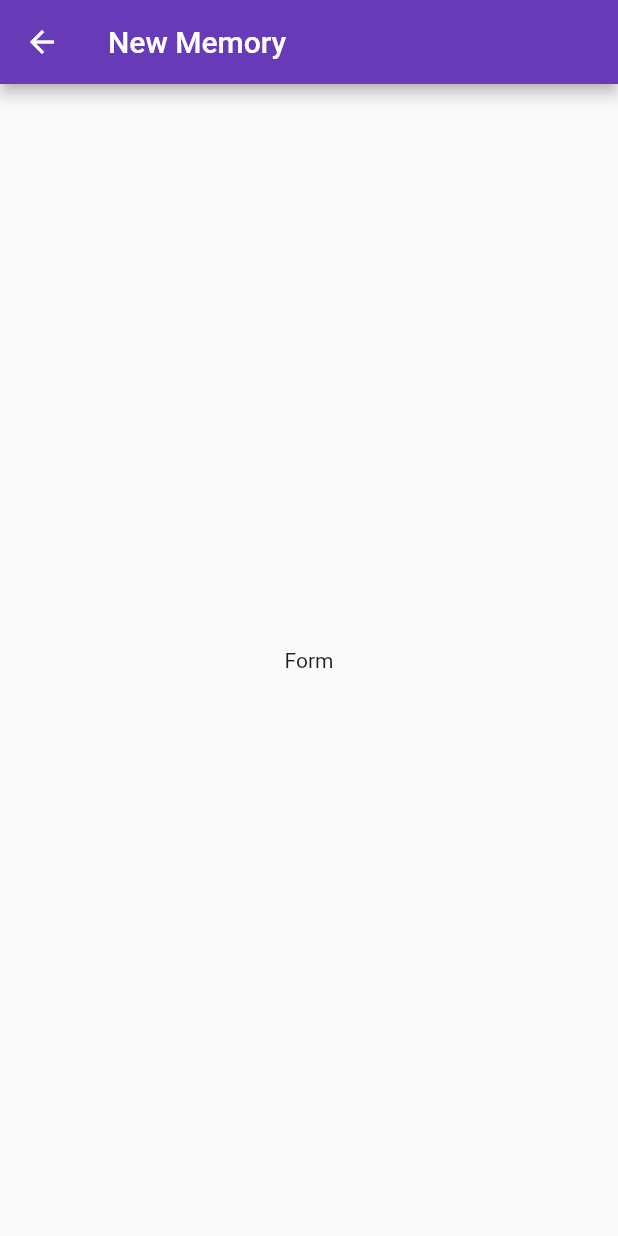
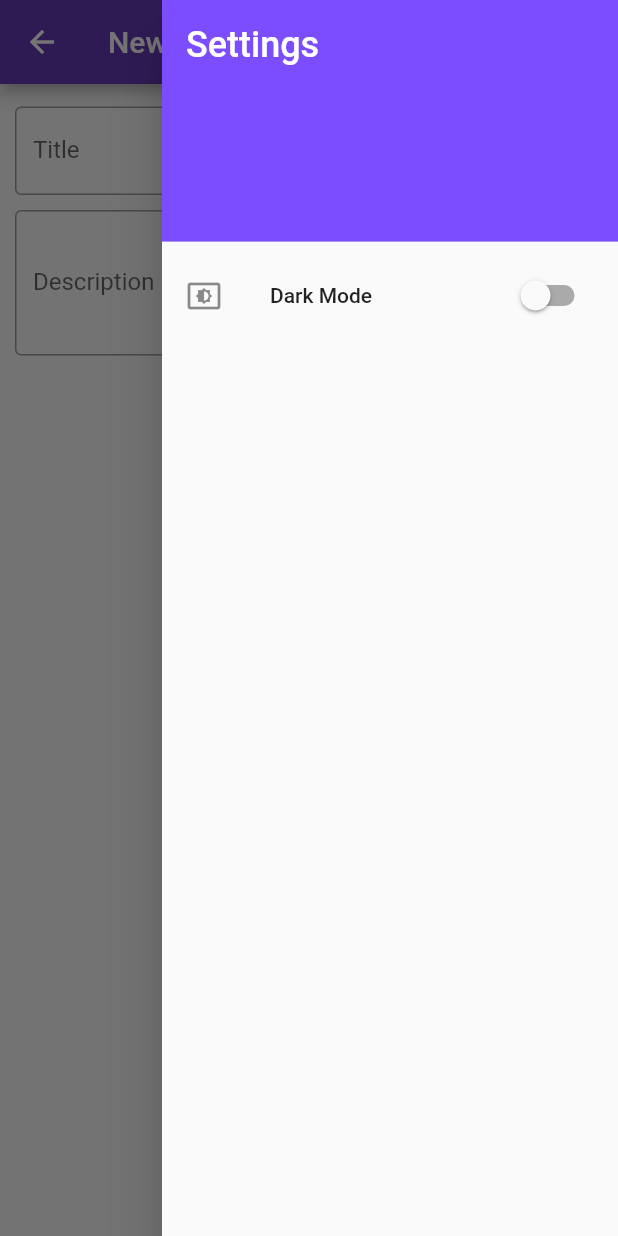
Before and after one commit to jordan-hamilton/paw-prints, a Flutter app: the CreateEntry screen opened by its route, with the side drawer open (before the commit the screen has no drawer), on a phone screen of 412 x 824 dp. Run offline on Flutter 3.47's test engine with Material 2 defaults, Android fonts, the light colour scheme and no system bars.

Commit message:
Add drawer

```diff
--- a/lib/app.dart
+++ b/lib/app.dart
@@ -8,7 +8,7 @@ class App extends StatelessWidget {
   final String title;
 
   static final routes = {
-    EntryList.routeName: (context ) => EntryList(),
+    EntryList.routeName: (context) => EntryList(),
     CreateEntry.routeName: (context) => CreateEntry()
   };
 
@@ -18,7 +18,10 @@ class App extends StatelessWidget {
   Widget build(BuildContext context) {
     return MaterialApp(
       title: title,
-      theme: ThemeData(primarySwatch: Colors.deepPurple),
+      theme: ThemeData(
+        primarySwatch: Colors.deepPurple,
+        accentColor: Colors.deepPurpleAccent
+      ),
       routes: routes,
     );
   }
--- /dev/null
+++ b/lib/components/entry_form.dart
@@ -0,0 +1,83 @@
+import 'package:flutter/material.dart';
+import '../models/entry.dart';
+
+class EntryForm extends StatefulWidget {
+  @override
+  _EntryFormState createState() => _EntryFormState();
+}
+
+class _EntryFormState extends State<EntryForm> {
+
+  final _formKey = GlobalKey<FormState>();
+  final journalEntry = Entry();
+
+  @override
+  Widget build(BuildContext build) {
+    return Padding(
+      padding: const EdgeInsets.all(10),
+      child: Form(
+        key: _formKey,
+        child: SingleChildScrollView(
+          child: Column(
+            mainAxisAlignment: MainAxisAlignment.center,
+            children: formFields(context),
+          ),
+        ),
+      )
+    );
+  }
+
+  List<Widget> formFields(BuildContext context) {
+    return [
+      SizedBox(height: 5),
+      TextFormField(
+        autofocus: true,
+        decoration: InputDecoration(
+          labelText: 'Title',
+          border: OutlineInputBorder()
+        ),
+        onSaved: (value) {
+          journalEntry.title = value;
+        },
+        validator: (value) {
+          if (value.isEmpty) {
+            return 'Please enter a title for this memory.';
+          } else {
+            return null;
+          }
+        },
+      ),
+      SizedBox(height: 10),
+      TextFormField(
+        decoration: InputDecoration(
+          labelText: 'Description',
+          border: OutlineInputBorder()
+        ),
+        onSaved: (value) {
+          journalEntry.description = value;
+        },
+        validator: (value) {
+          if (value.isEmpty) {
+            return 'Please enter a description of this memory.';
+          } else {
+            return null;
+          }
+        },
+        keyboardType: TextInputType.multiline,
+        minLines: 3,
+        maxLines: null
+      ),
+      SizedBox(height: 10),
+      RaisedButton(
+        onPressed: () {
+          if (_formKey.currentState.validate()) {
+            _formKey.currentState.save();
+            print(journalEntry.toString());
+            Navigator.of(context).pop();
+          }
+        },
+        child: Text('Save this memory')
+      )
+    ];
+  }
+}
--- /dev/null
+++ b/lib/components/settings_drawer.dart
@@ -0,0 +1,48 @@
+import 'package:flutter/material.dart';
+
+class SettingsDrawer extends StatefulWidget {
+
+  const SettingsDrawer({Key key}) : super(key: key);
+
+  @override
+  _SettingsDrawerState createState() => _SettingsDrawerState();
+}
+
+class _SettingsDrawerState extends State<SettingsDrawer> {
+
+  bool _darkMode = false;
+
+  @override
+  Widget build(BuildContext context) {
+    return Drawer(
+      child: ListView(
+        children: <Widget>[
+          DrawerHeader(
+            decoration: BoxDecoration(
+              color: Theme.of(context).accentColor,
+            ),
+            child: Text(
+              'Settings',
+              style: TextStyle(
+                color: Colors.white,
+                fontSize: 24,
+              ),
+            ),
+          ),
+          SwitchListTile(
+            secondary: Icon(Icons.settings_brightness),
+            title: Text('Dark Mode'),
+            value: _darkMode,
+            onChanged: changeTheme,
+          ),
+        ],
+      )
+    );
+  }
+
+  void changeTheme(bool value) {
+    setState(() {
+      _darkMode = value;
+    });
+  }
+}
--- a/lib/components/welcome.dart
+++ b/lib/components/welcome.dart
@@ -13,10 +13,9 @@ class Welcome extends StatelessWidget {
         Padding(
           padding: EdgeInsets.only(top: padding(context)),
           child: Text(
-            'Track the moments that matter most.',
+            'Your pets are family members too.\nTrack the moments that matter most.',
             style: Theme.of(context).textTheme.headline,
-            textAlign: TextAlign.center,
-
+            textAlign: TextAlign.center
           ),
         ),
         Expanded(
--- a/lib/main.dart
+++ b/lib/main.dart
@@ -3,7 +3,7 @@ import 'package:flutter/services.dart';
 import 'app.dart';
 
 void main() {
-  const String title = 'Pup Memories';
+  const String title = 'Paw Prints';
 
   WidgetsFlutterBinding.ensureInitialized();
   SystemChrome.setPreferredOrientations([
--- /dev/null
+++ b/lib/models/entry.dart
@@ -0,0 +1,9 @@
+class Entry {
+  String title;
+  String description;
+  DateTime dateTime;
+  double rating;
+  String toString() {
+    return 'Title: $title, Description: $description, Time: $dateTime, Rating: $rating';
+  }
+}
--- a/lib/screens/create_entry.dart
+++ b/lib/screens/create_entry.dart
@@ -1,4 +1,7 @@
 import 'package:flutter/material.dart';
+
+import '../components/entry_form.dart';
+import '../components/settings_drawer.dart';
 
 class CreateEntry extends StatelessWidget {
 
@@ -14,10 +17,8 @@ class CreateEntry extends StatelessWidget {
           'New Memory'
         )
       ),
-      body: Container(
-        child: Text('Form'),
-        alignment: Alignment.center,
-      )
+      endDrawer: SettingsDrawer(),
+      body: EntryForm()
     );
   }
 }
--- a/lib/screens/entry_list.dart
+++ b/lib/screens/entry_list.dart
@@ -1,6 +1,7 @@
 import 'package:flutter/material.dart';
 
 import './create_entry.dart';
+import '../components/settings_drawer.dart';
 import '../layouts/horizontal_layout.dart';
 import '../layouts/vertical_layout.dart';
 
@@ -16,10 +17,11 @@ class EntryList extends StatelessWidget {
     return Scaffold(
       appBar: AppBar(
         title: Text(
-          'Pup Memories'
-        )
+          'Paw Prints'
+        ),
       ),
       body: LayoutBuilder(builder: layoutPicker),
+      endDrawer: SettingsDrawer(),
       floatingActionButton: FloatingActionButton(
         onPressed: () => pushCreateEntry(context),
         child: Icon(Icons.note_add)
```
Also changed, not shown: 2 other files.
